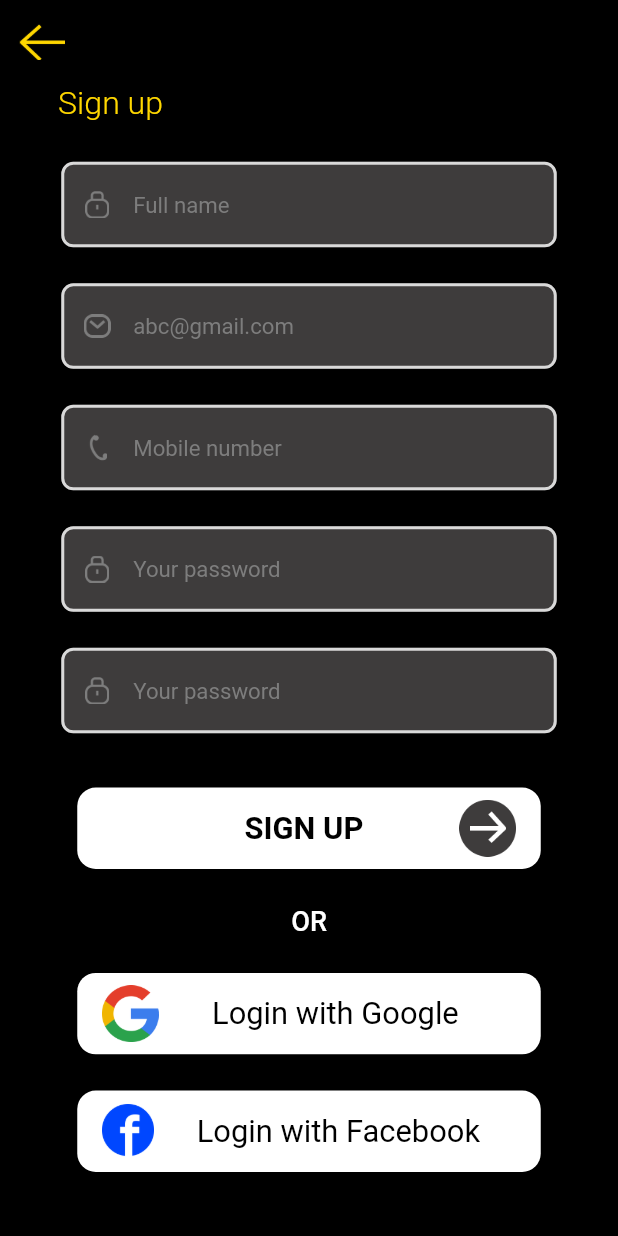
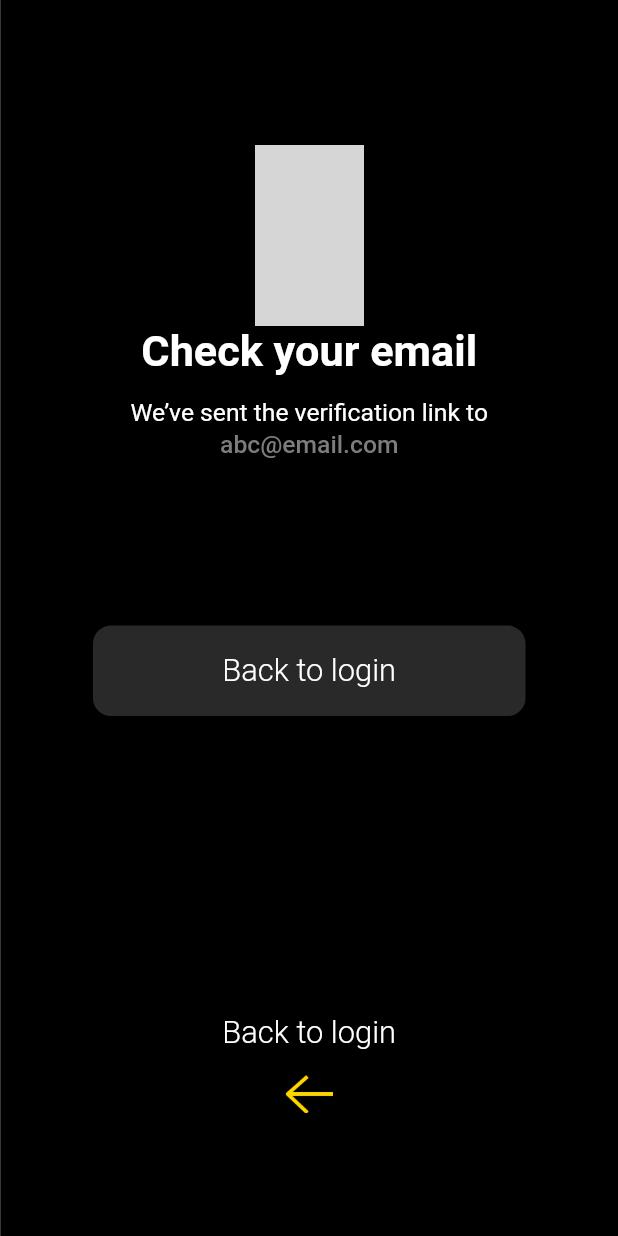
Before and after one commit to zolovio/makeup, a Flutter app: the SignupScreen screen opened by its route, after a tap on "Login with Google", on a phone screen of 412 x 824 dp. Run offline on Flutter 3.47's test engine with Material 2 defaults, Android fonts, the light colour scheme and no system bars; drawn by our look-alikes of flutter_form_builder; our stand-ins replace flutter_riverpod, flutter_screenutil, flutter_spinkit, form_builder_validators, pinput; Roboto replaces fonts that are missing (GOTHIC); grey boxes are pictures that could not be loaded.

Commit message:
feat(email verification): added email verification screen with view model

```diff
--- a/lib/src/core/services/app_router.dart
+++ b/lib/src/core/services/app_router.dart
@@ -1,5 +1,6 @@
 import 'package:flutter/material.dart';
 import 'package:makeup/splash_screen.dart';
+import 'package:makeup/src/feature/auth/ui/email_verification/email_verification_screen.dart';
 import 'package:makeup/src/feature/auth/ui/login/login_screen.dart';
 import 'package:makeup/src/feature/auth/ui/mobile_otp_verification/mobile_otp_verification_screen.dart';
 import 'package:makeup/src/feature/auth/ui/reset_password/reset_password_screen.dart';
@@ -11,7 +12,7 @@ class AppRouter {
   static const String signUp = '/signUp';
   static const String forget = '/forget';
   static const String mobileOtpVerification = '/mobileOtpVerification';
-  static const String addEvent = '/addEvent';
+  static const String emailVerification = '/emailVerification';
   static const String eventDetails = '/eventDetails';
 
   static Route<dynamic> generateRoute(RouteSettings settings) {
@@ -26,6 +27,8 @@ class AppRouter {
         return MaterialPageRoute(builder: (_) => MobileOtpVerificationScreen());
       case forget:
         return MaterialPageRoute(builder: (_) => ResetPasswordScreen());
+      case emailVerification:
+        return MaterialPageRoute(builder: (_) => EmailVerificationScreen());
       default:
         return MaterialPageRoute(
             builder: (_) => RouteErrorScreen(
--- a/lib/src/core/ui/theme.dart
+++ b/lib/src/core/ui/theme.dart
@@ -25,8 +25,7 @@
   static const textFieldBorderColor = Color(0xffD9D9D9);
   static const hintColor = Color(0xff7D7D7D);
   static const darkBlue = Color(0xff0047FF);
-  // static const yellow = Color(0xffFFD700);
-
+  static const darkGrey = Color(0xff292929);
 }
 
 ThemeData lightTheme = ThemeData(
--- /dev/null
+++ b/lib/src/feature/auth/ui/email_verification/email_verification_screen.dart
@@ -0,0 +1,124 @@
+import 'package:flutter/material.dart';
+import 'package:flutter_riverpod/flutter_riverpod.dart';
+import 'package:flutter_screenutil/flutter_screenutil.dart';
+import 'package:makeup/src/core/ui/common_widget/app_decoration.dart';
+import 'package:makeup/src/core/ui/theme.dart';
+import 'package:makeup/src/feature/auth/ui/email_verification/email_verification_vm.dart';
+
+class EmailVerificationScreen extends StatefulWidget {
+  const EmailVerificationScreen({Key? key}) : super(key: key);
+
+  @override
+  State<EmailVerificationScreen> createState() =>
+      _EmailVerificationScreenState();
+}
+
+class _EmailVerificationScreenState extends State<EmailVerificationScreen> {
+  @override
+  Widget build(BuildContext context) {
+    var size = MediaQuery.of(context).size;
+    return Scaffold(
+      backgroundColor: AppColors.black,
+      body: SingleChildScrollView(
+        physics: const BouncingScrollPhysics(),
+        child: Consumer(builder: (context, ref, _) {
+          final _vm = ref.watch(emailVerificationVmProvider);
+          return Padding(
+            padding: EdgeInsets.symmetric(horizontal: 35.w),
+            child: Column(
+              children: [
+                SizedBox(height: 80.h),
+                Image.asset(
+                  'assets/splash_email.png',
+                  height: 100.h,
+                  width: 60.h,
+                ),
+                Padding(
+                  padding: EdgeInsets.symmetric(horizontal: 12.w),
+                  child: Align(
+                    alignment: Alignment.center,
+                    child: Text(
+                      'Check your email',
+                      style: AppDecoration.textStyle(
+                        color: AppColors.white,
+                        fontSize: 35.sp,
+                        fontWeight: FontWeight.w700,
+                      ),
+                    ),
+                  ),
+                ),
+                Padding(
+                  padding:
+                      EdgeInsets.symmetric(horizontal: 12.w, vertical: 12.h),
+                  child: Align(
+                    alignment: Alignment.center,
+                    child: Column(
+                      children: [
+                        Text(
+                          'We’ve sent the verification link to',
+                          style: AppDecoration.textStyle(
+                            color: AppColors.white,
+                            fontSize: 20.sp,
+                            fontWeight: FontWeight.w400,
+                          ),
+                          textAlign: TextAlign.center,
+                        ),
+                        SizedBox(height: 2.h),
+                        Text(
+                          'abc@email.com',
+                          style: AppDecoration.textStyle(
+                            color: AppColors.hintColor,
+                            fontSize: 20.sp,
+                            fontWeight: FontWeight.w500,
+                          ),
+                          textAlign: TextAlign.center,
+                        ),
+                      ],
+                    ),
+                  ),
+                ),
+                SizedBox(height: 80.h),
+                Container(
+                  height: 50.h,
+                  width: size.width * 0.7,
+                  decoration: BoxDecoration(
+                    borderRadius: BorderRadius.circular(12),
+                    color: AppColors.darkGrey,
+                  ),
+                  child: Center(
+                    child: Text(
+                      'Back to login',
+                      style: AppDecoration.textStyle(
+                          fontSize: 25.sp,
+                          fontWeight: FontWeight.w300,
+                          color: AppColors.white),
+                    ),
+                  ),
+                ),
+                SizedBox(
+                  height: size.height * 0.2.h,
+                ),
+                Text(
+                  'Back to login',
+                  style: AppDecoration.textStyle(
+                      fontSize: 25.sp,
+                      fontWeight: FontWeight.w300,
+                      color: AppColors.white),
+                ),
+                Padding(
+                  padding: EdgeInsets.all(6.r),
+                  child: IconButton(
+                    onPressed: () {
+                      _vm.onBackTap();
+                    },
+                    icon: Image.asset('assets/back_arrow.png'),
+                  ),
+                ),
+              ],
+            ),
+          );
+        }),
+      ),
+    );
+  }
+}
--- /dev/null
+++ b/lib/src/feature/auth/ui/email_verification/email_verification_vm.dart
@@ -0,0 +1,16 @@
+import 'package:flutter/cupertino.dart';
+import 'package:flutter_riverpod/flutter_riverpod.dart';
+import 'package:makeup/app.dart';
+
+final emailVerificationVmProvider =
+    ChangeNotifierProvider.autoDispose<EmailVerificationVm>((ref) {
+  return EmailVerificationVm();
+});
+
+class EmailVerificationVm extends ChangeNotifier {
+  void onContinueTap() {}
+
+  void onBackTap() {
+    navigatorKey.currentState?.pop();
+  }
+}
--- a/lib/src/feature/auth/ui/login/login_vm.dart
+++ b/lib/src/feature/auth/ui/login/login_vm.dart
@@ -32,7 +32,12 @@ class LoginVm extends ChangeNotifier {
 
   void facebookLogin(BuildContext context) {}
 
-  void googleLogin(BuildContext context) {}
+  void googleLogin(BuildContext context) async {
+    // WaitingScreen.show(context);
+    // await Future.delayed(const Duration(milliseconds: 800));
+    // WaitingScreen.hide(context);
+    // navigatorKey.currentState!.pushNamed(AppRouter.emailVerification);
+  }
 
   void onSignInTap(String email, String password, BuildContext context) {}
 
--- a/lib/src/feature/auth/ui/signup/signup_screen.dart
+++ b/lib/src/feature/auth/ui/signup/signup_screen.dart
@@ -248,13 +248,6 @@ class _SignupScreenState extends State<SignupScreen> {
                   ),
                   Align(
                     alignment: Alignment.center,
-                    child: InkWell(
-                      onTap: () {
-                        // Navigator.push(context,
-                        //     MaterialPageRoute(builder: (context) {
-                        //   return const SignUpScreen();
-                        // }));
-                      },
                     child: Text(
                       'OR',
                       style: AppDecoration.textStyle(
@@ -263,17 +256,15 @@ class _SignupScreenState extends State<SignupScreen> {
                           color: AppColors.white),
                     ),
                   ),
-                  ),
                   SizedBox(
                     height: 20.h,
                   ),
                   SocialButton(
                     buttonText: 'Login with Google',
                     onButtonTap: () {
-                      // FocusScope.of(context).unfocus();
+                      FocusScope.of(context).unfocus();
                       // if (_formKey.currentState!.saveAndValidate()) {
-                      //   _vm.onLogin(emailController.text, passwordController.text,
-                      //       context);
+                      _vm.googleLoginTap(context);
                       // }
                     },
                     assets: 'assets/google_icon.png',
--- a/lib/src/feature/auth/ui/signup/signup_vm.dart
+++ b/lib/src/feature/auth/ui/signup/signup_vm.dart
@@ -32,4 +32,11 @@ class SignupVm extends ChangeNotifier {
     WaitingScreen.hide(context);
     navigatorKey.currentState?.pushReplacementNamed(AppRouter.login);
   }
+
+  Future<void> googleLoginTap(BuildContext context) async {
+    WaitingScreen.show(context);
+    await Future.delayed(const Duration(milliseconds: 800));
+    WaitingScreen.hide(context);
+    navigatorKey.currentState!.pushNamed(AppRouter.emailVerification);
+  }
 }
```
Lines whose indentation alone changed are shown as unchanged.
